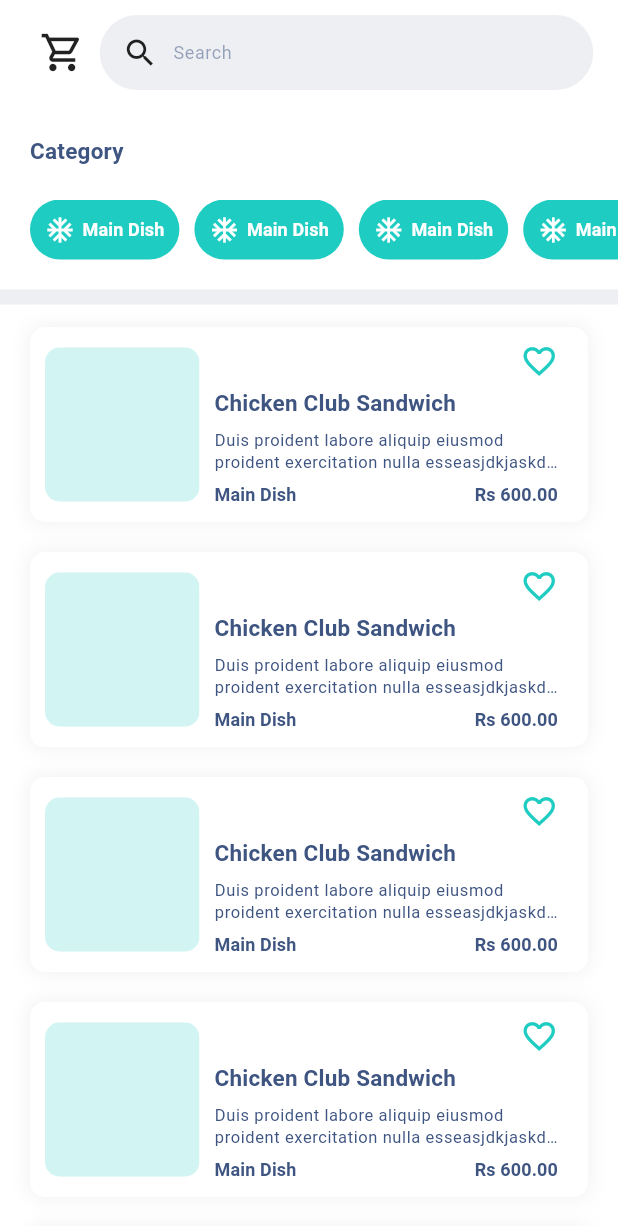
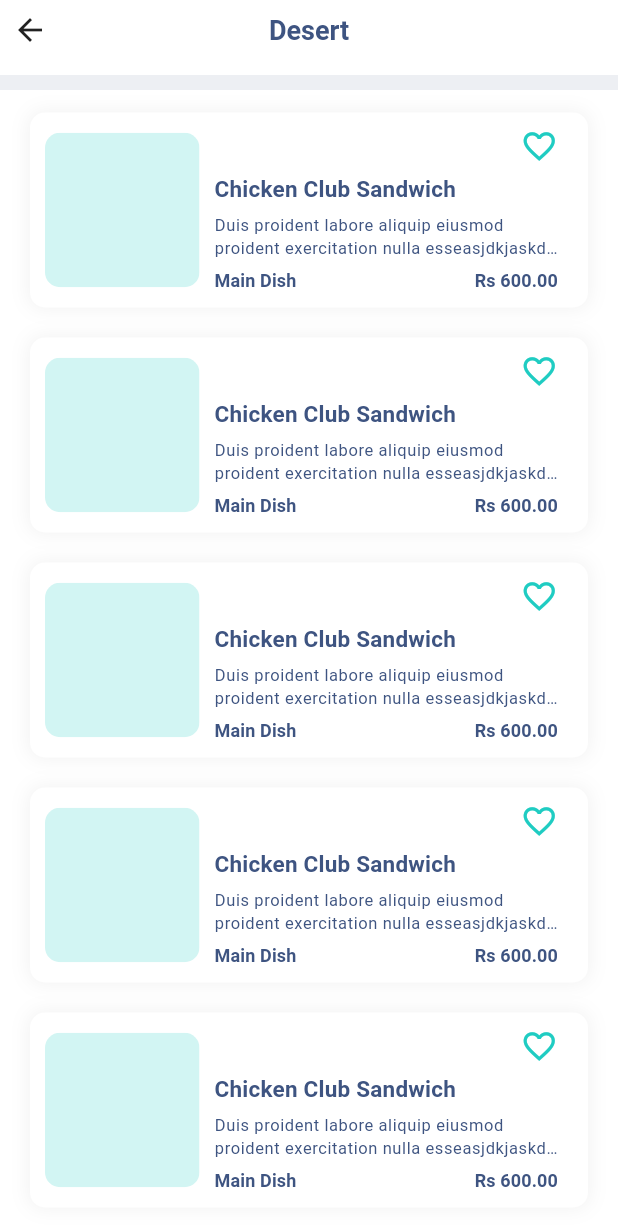
Before and after one commit to DhananjayaFdo/hungryhub, a Flutter app: the screen it shows after launch, on a phone screen of 412 x 824 dp. Shown: the top 1226 px of the screen. Run offline on Flutter 3.47's test engine with Material 3 defaults, Android fonts, the phone set to English and light mode, and no system bars.

Commit message:
product screen ui design

```diff
--- a/lib/main.dart
+++ b/lib/main.dart
@@ -1,6 +1,7 @@
 import 'package:flutter/material.dart';
 import 'package:hungyhub/src/config/theme/app_theme.dart';
-import 'package:hungyhub/src/features/other/screens/screens.dart';
+
+import 'src/features/other/screens/screens.dart';
 
 void main() {
   runApp(const HungryHub());
@@ -20,7 +21,7 @@ class _HungryHubState extends State<HungryHub> {
       debugShowCheckedModeBanner: false,
       theme: AppTheme.light,
       // onGenerateRoute: AppRoutes.generatedRoute,
-      home: HomeScreen(),
+      home: CategoryScreen(),
     );
   }
 }
--- a/lib/src/config/routes/app_routes.dart
+++ b/lib/src/config/routes/app_routes.dart
@@ -7,6 +7,7 @@ class AppRoutes {
   static const String splash = "/";
   static const String home = "home";
   static const String cart = "cart";
+  static const String category = "category";
 
   static Route<dynamic> generatedRoute(RouteSettings settings) {
     switch (settings.name) {
@@ -16,6 +17,8 @@ class AppRoutes {
         return NavStyles.nav1(const HomeScreen());
       case cart:
         return NavStyles.nav1(const CartScreen());
+      case category:
+        return NavStyles.nav1(const CategoryScreen());
       default:
         return NavStyles.nav1(const HomeScreen());
     }
--- /dev/null
+++ b/lib/src/core/widgets/back_btn.dart
@@ -0,0 +1,19 @@
+import 'package:flutter/material.dart';
+
+class NavBarBackBtn extends StatelessWidget {
+  const NavBarBackBtn({super.key});
+
+  @override
+  Widget build(BuildContext context) {
+    return InkWell(
+      onTap: () => Navigator.pop(context),
+      child: const SizedBox(
+        height: 40,
+        width: 40,
+        child: Center(
+          child: Icon(Icons.arrow_back),
+        ),
+      ),
+    );
+  }
+}
--- /dev/null
+++ b/lib/src/core/widgets/widgets.dart
@@ -0,0 +1 @@
+export 'back_btn.dart';
--- a/lib/src/features/other/screens/category/category.dart
+++ b/lib/src/features/other/screens/category/category.dart
@@ -1 +1,24 @@
-export 'widgets/top_row.dart';
+import 'package:flutter/material.dart';
+
+import 'widgets.dart';
+
+class CategoryScreen extends StatefulWidget {
+  const CategoryScreen({super.key});
+
+  @override
+  State<CategoryScreen> createState() => _CategoryScreenState();
+}
+
+class _CategoryScreenState extends State<CategoryScreen> {
+  @override
+  Widget build(BuildContext context) {
+    return Scaffold(
+      body: Column(
+        children: [
+          TopBar(),
+          ProductsView(),
+        ],
+      ),
+    );
+  }
+}
--- a/lib/src/features/other/screens/category/widgets.dart
+++ b/lib/src/features/other/screens/category/widgets.dart
@@ -0,0 +1,2 @@
+export 'widgets/top_bar.dart';
+export 'widgets/products_view.dart';
--- /dev/null
+++ b/lib/src/features/other/screens/category/widgets/products_view.dart
@@ -0,0 +1,199 @@
+import 'package:flutter/material.dart';
+import 'package:hungyhub/src/config/theme/app_theme.dart';
+import 'package:hungyhub/src/core/utils/constants/app_dimensions.dart';
+
+class ProductsView extends StatefulWidget {
+  const ProductsView({super.key});
+
+  @override
+  State<ProductsView> createState() => _ProductsViewState();
+}
+
+class _ProductsViewState extends State<ProductsView> {
+  @override
+  Widget build(BuildContext context) {
+    return Expanded(
+      child: Padding(
+        padding: const EdgeInsets.only(top: 10),
+        child: Container(
+          color: AppTheme.white,
+          child: Scrollbar(
+            child: ListView.builder(
+              padding: const EdgeInsets.only(bottom: 20, top: 15),
+              itemCount: 10,
+              itemBuilder: (context, index) => const ProductCard(),
+            ),
+          ),
+        ),
+      ),
+    );
+  }
+}
+
+class ProductCard extends StatelessWidget {
+  const ProductCard({super.key});
+
+  @override
+  Widget build(BuildContext context) {
+    return Padding(
+      padding: const EdgeInsets.only(
+        left: CusDimensions.defaultPaddingSize,
+        right: CusDimensions.defaultPaddingSize,
+        bottom: 20,
+      ),
+      child: Container(
+        constraints: const BoxConstraints(minHeight: 120),
+        padding: const EdgeInsets.all(10),
+        decoration: BoxDecoration(
+          color: AppTheme.white,
+          borderRadius: BorderRadius.circular(10),
+          boxShadow: [
+            BoxShadow(
+              color: Colors.black.withOpacity(0.05),
+              spreadRadius: 1,
+              blurRadius: 10,
+            ),
+          ],
+        ),
+        child: const Row(
+          crossAxisAlignment: CrossAxisAlignment.center,
+          children: [
+            ProductImage(),
+
+            //? ------------
+            Expanded(
+              child: Padding(
+                padding: EdgeInsets.symmetric(horizontal: 10),
+                child: Column(
+                  mainAxisAlignment: MainAxisAlignment.start,
+                  crossAxisAlignment: CrossAxisAlignment.start,
+                  children: [
+                    FavoriteIcon(),
+                    Title2(),
+                    Description(),
+                    PriceWithTypeRow(),
+                  ],
+                ),
+              ),
+            )
+          ],
+        ),
+      ),
+    );
+  }
+}
+
+class ProductImage extends StatelessWidget {
+  const ProductImage({super.key});
+
+  @override
+  Widget build(BuildContext context) {
+    return ClipRRect(
+      borderRadius: BorderRadius.circular(10),
+      child: Container(
+        height: widthUsingMQ(context, 0.25),
+        width: widthUsingMQ(context, 0.25),
+        decoration: BoxDecoration(
+          color: Theme.of(context).primaryColor.withOpacity(0.2),
+        ),
+      ),
+    );
+  }
+}
+
+class FavoriteIcon extends StatefulWidget {
+  const FavoriteIcon({super.key});
+
+  @override
+  State<FavoriteIcon> createState() => _FavoriteIconState();
+}
+
+class _FavoriteIconState extends State<FavoriteIcon> {
+  @override
+  Widget build(BuildContext context) {
+    return Align(
+      alignment: Alignment.topRight,
+      child: Icon(
+        Icons.favorite_border,
+        color: Theme.of(context).primaryColor,
+        size: 25,
+      ),
+    );
+  }
+}
+
+class Title2 extends StatelessWidget {
+  const Title2({super.key});
+
+  @override
+  Widget build(BuildContext context) {
+    return Padding(
+      padding: const EdgeInsets.only(top: 5),
+      child: Text(
+        'Chicken Club Sandwich',
+        style: Theme.of(context).textTheme.titleMedium!.copyWith(),
+      ),
+    );
+  }
+}
+
+class Description extends StatelessWidget {
+  const Description({super.key});
+
+  @override
+  Widget build(BuildContext context) {
+    return Padding(
+      padding: const EdgeInsets.only(top: 5),
+      child: Text(
+        'Duis proident labore aliquip eiusmod proident exercitation nulla esseasjdkjaskdj aksjd klasjd kal sdj sa',
+        maxLines: 2,
+        style: Theme.of(context).textTheme.bodySmall!.copyWith(
+              overflow: TextOverflow.ellipsis,
+              fontSize: 11,
+            ),
+      ),
+    );
+  }
+}
+
+class PriceWithTypeRow extends StatelessWidget {
+  const PriceWithTypeRow({super.key});
+
+  @override
+  Widget build(BuildContext context) {
+    return const Padding(
+      padding: EdgeInsets.only(top: 5),
+      child: Row(
+        mainAxisAlignment: MainAxisAlignment.spaceBetween,
+        children: [
+          Type(),
+          Price(),
+        ],
+      ),
+    );
+  }
+}
+
+class Price extends StatelessWidget {
+  const Price({super.key});
+
+  @override
+  Widget build(BuildContext context) {
+    return Text(
+      "Rs 600.00",
+      style: Theme.of(context).textTheme.titleSmall,
+    );
+  }
+}
+
+class Type extends StatelessWidget {
+  const Type({super.key});
+
+  @override
+  Widget build(BuildContext context) {
+    return Text(
+      'Main Dish',
+      style: Theme.of(context).textTheme.titleSmall,
+    );
+  }
+}
--- /dev/null
+++ b/lib/src/features/other/screens/category/widgets/top_bar.dart
@@ -0,0 +1,46 @@
+import 'package:flutter/material.dart';
+import 'package:hungyhub/src/config/theme/app_theme.dart';
+import 'package:hungyhub/src/core/widgets/widgets.dart';
+
+class TopBar extends StatelessWidget {
+  const TopBar({super.key});
+
+  @override
+  Widget build(BuildContext context) {
+    return Container(
+      padding: const EdgeInsets.only(bottom: 10),
+      color: AppTheme.white,
+      child: const SafeArea(
+        bottom: false,
+        child: Row(
+          children: [
+            //? --------
+            NavBarBackBtn(),
+
+            //? --------
+            Title(),
+
+            //? --------
+            SizedBox(width: 40),
+          ],
+        ),
+      ),
+    );
+  }
+}
+
+class Title extends StatelessWidget {
+  const Title({super.key});
+
+  @override
+  Widget build(BuildContext context) {
+    return Expanded(
+      child: Center(
+        child: Text(
+          'Desert',
+          style: Theme.of(context).textTheme.titleLarge!.copyWith(),
+        ),
+      ),
+    );
+  }
+}
```
Also changed, not shown: lib/src/features/other/screens/category/widgets/top_row.dart (deleted).
